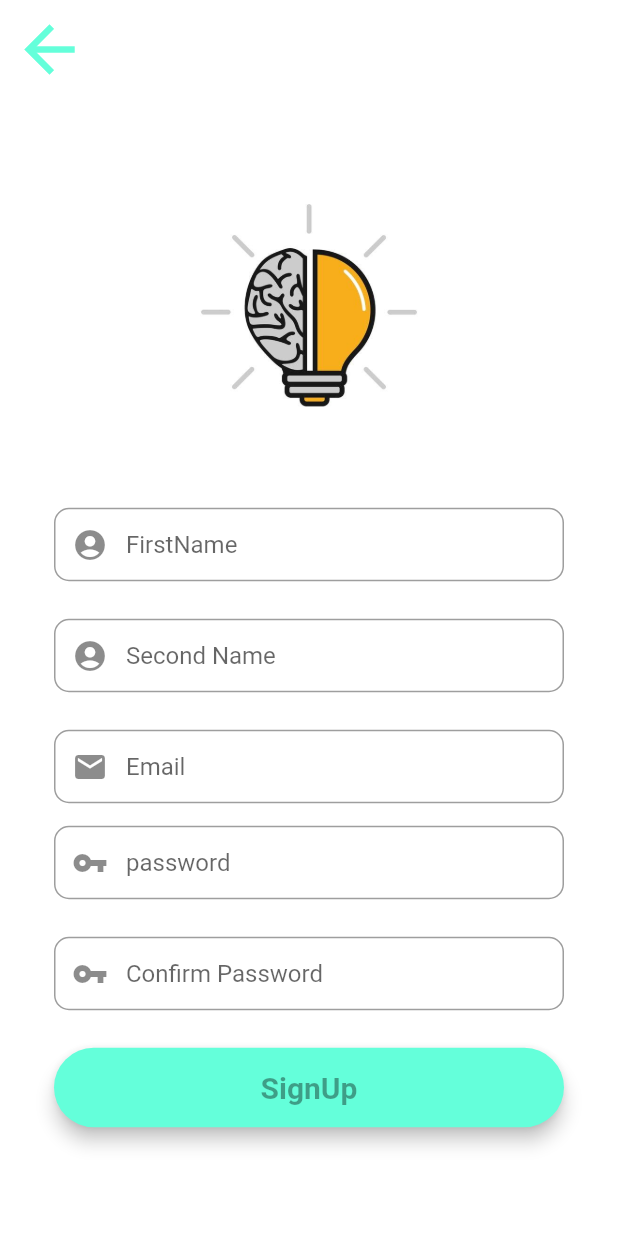
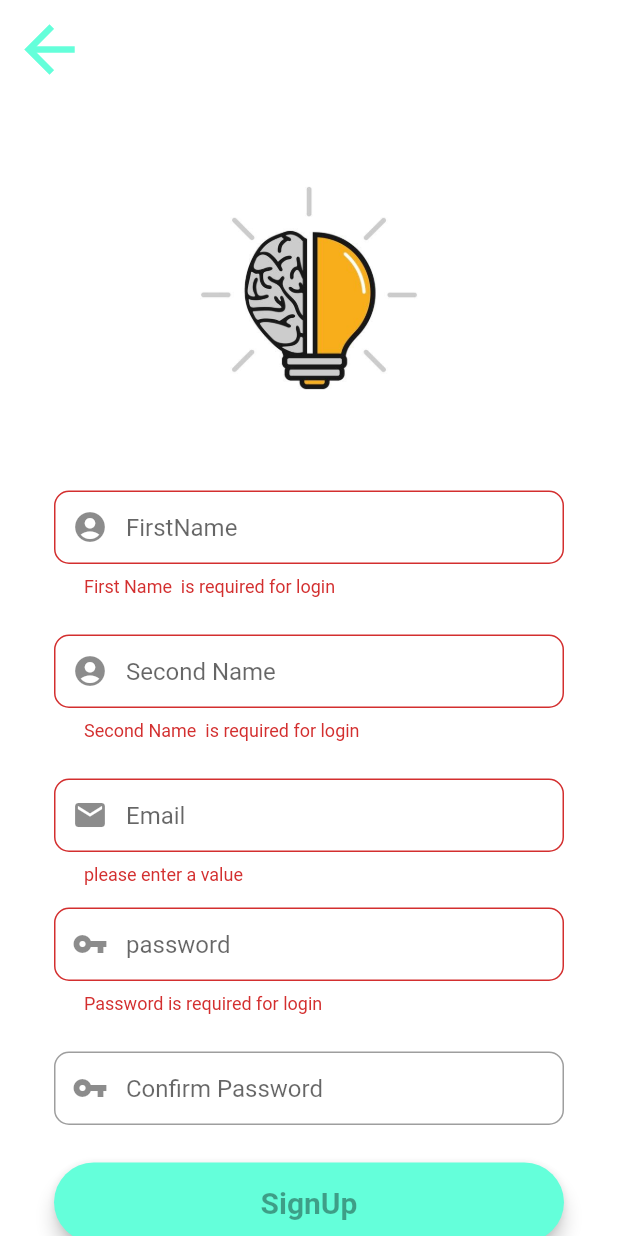
Before and after one commit to clary09/Obliviate, a Flutter app: the RegistrationScreen screen opened directly, after a tap on "SignUp", on a phone screen of 412 x 824 dp. Run offline on Flutter 3.47's test engine with Material 2 defaults, Android fonts, the phone set to English and light mode, and no system bars; our stand-ins replace cloud_firestore, firebase_auth, fluttertoast; missing offline and left inert: my_app; accounts and stored records are empty; statements that could not run were skipped.

Commit message:
Update register.dart

```diff
--- a/lib/screens/register.dart
+++ b/lib/screens/register.dart
@@ -1,4 +1,10 @@
+import 'package:cloud_firestore/cloud_firestore.dart';
+import 'package:firebase_auth/firebase_auth.dart';
 import 'package:flutter/material.dart';
+import 'package:fluttertoast/fluttertoast.dart';
+import 'package:obliviate_app/model/user_model.dart';
+import 'package:obliviate_app/screens/home.dart';
+
 class RegistrationScreen extends StatefulWidget {
   const RegistrationScreen({Key? key}) : super(key: key);
 
@@ -7,6 +13,8 @@
 }
 
 class _RegistrationScreenState extends State<RegistrationScreen> {
+  final _auth = FirebaseAuth.instance;
+
   //our form key
   final _formKey=GlobalKey<FormState>();
   final firstNameEditingController = new TextEditingController();
@@ -21,6 +29,16 @@
       autofocus: false,
       controller: firstNameEditingController,
       keyboardType: TextInputType.name,
+      validator: (value) {
+        RegExp regex = new RegExp(r'^.{3,}$');
+        if (value!.isEmpty) {
+          return ("First Name  is required for login");
+        }
+        if (!regex.hasMatch(value)) {
+          return ("please enter name of min 3 characters");
+        }
+        return null;
+      },
       onSaved: (value)
       {
         firstNameEditingController.text = value!;
@@ -42,6 +60,12 @@
       autofocus: false,
       controller: secondNameEditingController,
       keyboardType: TextInputType.name,
+      validator: (value) {
+        if (value!.isEmpty) {
+          return ("Second Name  is required for login");
+        }
+        return null;
+      },
       onSaved: (value)
       {
         secondNameEditingController.text = value!;
@@ -64,6 +88,17 @@
       autofocus: false,
       controller: emailEditingController,
       keyboardType: TextInputType.emailAddress,
+      validator: (value) {
+        if (value!.isEmpty) {
+          return ("please enter a value");
+        }
+        //exp for email validation
+        if (!RegExp("^[a-zA-Z0-9+_.-]+@[a-zA-Z0-9.-]+.[a-z]").hasMatch(value)) {
+          return ("Please enter a valid email");
+        }
+        return null;
+      },
+
       onSaved: (value)
       {
         emailEditingController.text = value!;
@@ -85,6 +120,15 @@
       autofocus: false,
       controller: passwordEditingController,
       obscureText: true,
+      validator: (value) {
+        RegExp regex = new RegExp(r'^.{6,}$');
+        if (value!.isEmpty) {
+          return ("Password is required for login");
+        }
+        if (!regex.hasMatch(value)) {
+          return ("please enter password of min 6 character");
+        }
+      },
       onSaved: (value)
       {
         passwordEditingController.text = value!;
@@ -106,6 +150,12 @@
       autofocus: false,
       controller: confirmPasswordEditingController,
       obscureText: true,
+      validator: (value) {
+        if(confirmPasswordEditingController.text !=passwordEditingController.text){
+          return "Password don't match";
+        }
+        return null;
+      },
       onSaved: (value)
       {
         confirmPasswordEditingController.text = value!;
@@ -131,7 +181,9 @@
       child: MaterialButton(
           padding: EdgeInsets.fromLTRB(20, 15, 20, 15),
           minWidth: MediaQuery.of(context).size.width,
-            onPressed: () {},
+          onPressed: () {
+            signUp(emailEditingController.text, passwordEditingController.text);
+          },
           child: Text(
             "SignUp",
             textAlign: TextAlign.center,
@@ -197,4 +249,45 @@
 
     );
   }
+
+  void signUp(String email, String password) async{
+    if(_formKey.currentState!.validate())
+    {
+        await _auth.createUserWithEmailAndPassword(email: email, password: password)
+            .then((value)=>{
+              postDetailsToFirestore()
+        }).catchError((e)
+        {
+          Fluttertoast.showToast(msg: e!.message);
+        });
     }
+  }
+
+  postDetailsToFirestore() async {
+    // calling our firestore
+    // calling our user model
+    // sending these values
+
+    FirebaseFirestore firebaseFirestore = FirebaseFirestore.instance;
+    User? user = _auth.currentUser;
+    UserModel userModel = UserModel();
+
+    //writing all the values
+    userModel.email = user!.email;
+    userModel.uid = user!.uid;
+    userModel.firstName = firstNameEditingController.text;
+    userModel.secondName = secondNameEditingController.text;
+
+
+    await firebaseFirestore.collection("users").doc(user.uid).set(userModel.toMap());
+    Fluttertoast.showToast(msg: "Account Created Succesfully :)");
+    Navigator.pushAndRemoveUntil((context), MaterialPageRoute(builder: (context)=> HomeScreen()),
+        (route) => false
+    );
+
+
+  }
+
+
+
+}
```
Lines whose indentation alone changed are shown as unchanged.
